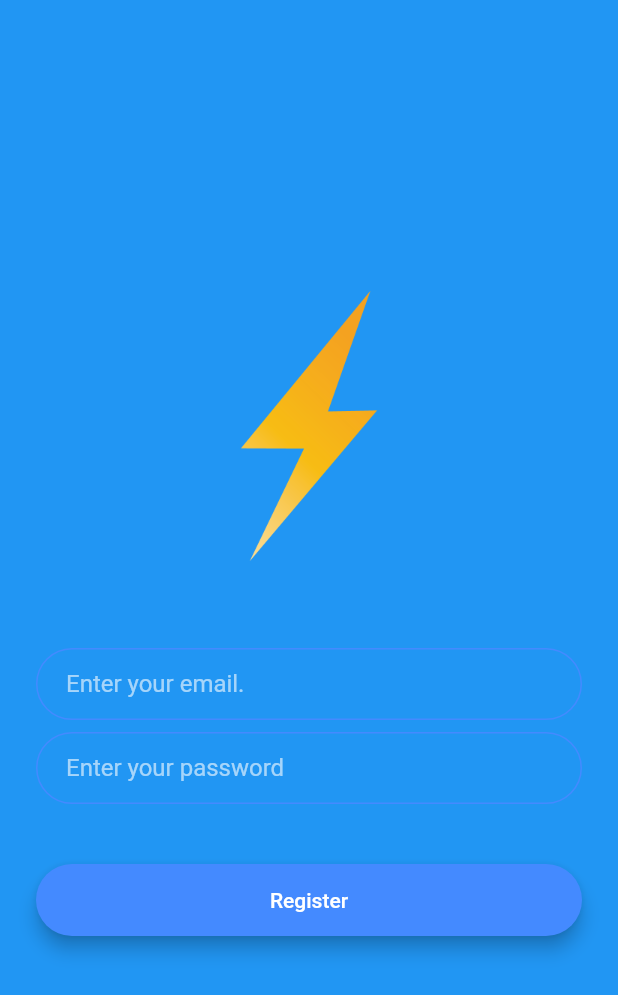
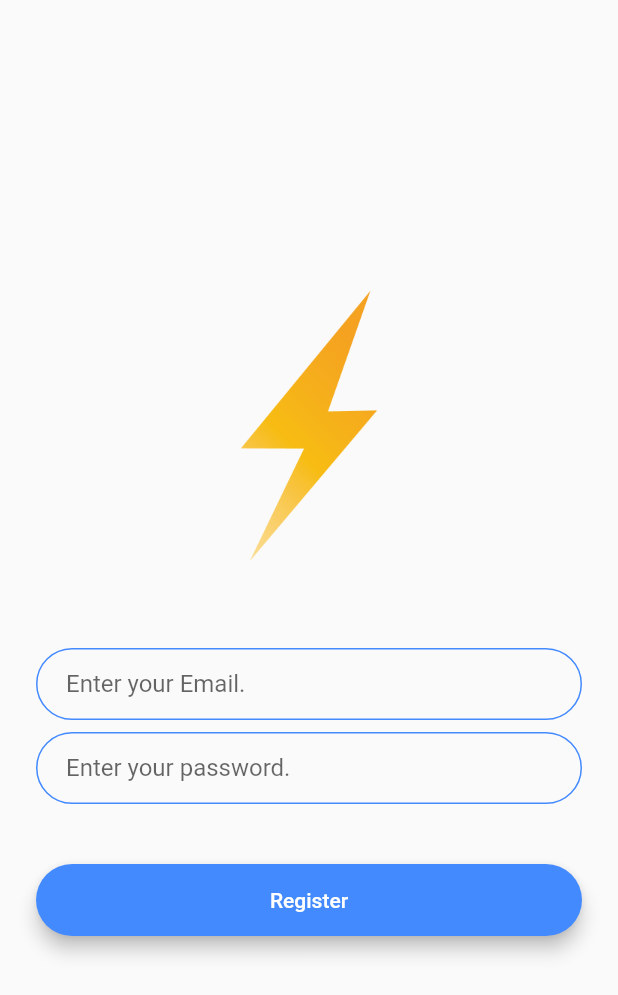
Before and after one commit to sklearn21/Flash-Chat, a Flutter app: the screen it shows after launch, after a tap on "Register", on a phone screen of 412 x 824 dp. Shown: the top 995 px of the screen. Run offline on Flutter 3.47's test engine with Material 2 defaults, Android fonts, the phone set to English and light mode, and no system bars; our stand-ins replace animated_text_kit.

Commit message:
Refactored to RoundedButton and input box decoration.

```diff
--- /dev/null
+++ b/lib/components/rounded_button.dart
@@ -0,0 +1,31 @@
+import 'package:flutter/material.dart';
+
+class RoundedButton extends StatelessWidget {
+  RoundedButton({this.colour, this.title, @required this.onPressed});
+  final Color colour;
+  final String title;
+  final Function onPressed;
+
+  @override
+  Widget build(BuildContext context) {
+    return Padding(
+      padding: EdgeInsets.symmetric(vertical: 16.0),
+      child: Material(
+        elevation: 5.0,
+        color: colour,
+        borderRadius: BorderRadius.circular(30.0),
+        child: MaterialButton(
+          onPressed: onPressed,
+          minWidth: 200.0,
+          height: 42.0,
+          child: Text(
+            title,
+            style: TextStyle(
+              color: Colors.white,
+            ),
+          ),
+        ),
+      ),
+    );
+  }
+}
--- a/lib/constants.dart
+++ b/lib/constants.dart
@@ -17,3 +17,19 @@ const kMessageContainerDecoration = BoxDecoration(
     top: BorderSide(color: Colors.lightBlueAccent, width: 2.0),
   ),
 );
+
+const kTextFieldDecoration = InputDecoration(
+  hintText: 'Enter a value',
+  contentPadding: EdgeInsets.symmetric(vertical: 10.0, horizontal: 20.0),
+  border: OutlineInputBorder(
+    borderRadius: BorderRadius.all(Radius.circular(32.0)),
+  ),
+  enabledBorder: OutlineInputBorder(
+    borderSide: BorderSide(color: Colors.blueAccent, width: 1.0),
+    borderRadius: BorderRadius.all(Radius.circular(32.0)),
+  ),
+  focusedBorder: OutlineInputBorder(
+    borderSide: BorderSide(color: Colors.blueAccent, width: 2.0),
+    borderRadius: BorderRadius.all(Radius.circular(32.0)),
+  ),
+);
--- a/lib/main.dart
+++ b/lib/main.dart
@@ -10,13 +10,6 @@ class FlashChat extends StatelessWidget {
   @override
   Widget build(BuildContext context) {
     return MaterialApp(
-      theme: ThemeData.dark().copyWith(
-        textTheme: TextTheme(
-          body1: TextStyle(
-            color: Colors.black54,
-          ),
-        ),
-      ),
       initialRoute: WelcomeScreen.id,
       routes: {
         WelcomeScreen.id: (context) => WelcomeScreen(),
--- a/lib/screens/login_screen.dart
+++ b/lib/screens/login_screen.dart
@@ -1,3 +1,5 @@
+import 'package:flash_chat/components/rounded_button.dart';
+import 'package:flash_chat/constants.dart';
 import 'package:flutter/material.dart';
 
 class LoginScreen extends StatefulWidget {
@@ -28,28 +30,11 @@ class _LoginScreenState extends State<LoginScreen> {
               height: 48.0,
             ),
             TextField(
-              onChanged: (value) {
-                //Do something with the user input.
-              },
-              decoration: InputDecoration(
-                hintText: 'Enter your email',
-                contentPadding:
-                    EdgeInsets.symmetric(vertical: 10.0, horizontal: 20.0),
-                border: OutlineInputBorder(
-                  borderRadius: BorderRadius.all(Radius.circular(32.0)),
-                ),
-                enabledBorder: OutlineInputBorder(
-                  borderSide:
-                      BorderSide(color: Colors.lightBlueAccent, width: 1.0),
-                  borderRadius: BorderRadius.all(Radius.circular(32.0)),
-                ),
-                focusedBorder: OutlineInputBorder(
-                  borderSide:
-                      BorderSide(color: Colors.lightBlueAccent, width: 2.0),
-                  borderRadius: BorderRadius.all(Radius.circular(32.0)),
-                ),
-              ),
-            ),
+                onChanged: (value) {
+                  //Do something with the user input.
+                },
+                decoration: kTextFieldDecoration.copyWith(
+                    hintText: 'Enter your Email.')),
             SizedBox(
               height: 8.0,
             ),
@@ -57,45 +42,16 @@ class _LoginScreenState extends State<LoginScreen> {
               onChanged: (value) {
                 //Do something with the user input.
               },
-              decoration: InputDecoration(
-                hintText: 'Enter your password.',
-                contentPadding:
-                    EdgeInsets.symmetric(vertical: 10.0, horizontal: 20.0),
-                border: OutlineInputBorder(
-                  borderRadius: BorderRadius.all(Radius.circular(32.0)),
-                ),
-                enabledBorder: OutlineInputBorder(
-                  borderSide:
-                      BorderSide(color: Colors.lightBlueAccent, width: 1.0),
-                  borderRadius: BorderRadius.all(Radius.circular(32.0)),
-                ),
-                focusedBorder: OutlineInputBorder(
-                  borderSide:
-                      BorderSide(color: Colors.lightBlueAccent, width: 2.0),
-                  borderRadius: BorderRadius.all(Radius.circular(32.0)),
-                ),
-              ),
+              decoration: kTextFieldDecoration.copyWith(
+                  hintText: 'Enter your password.'),
             ),
             SizedBox(
               height: 24.0,
             ),
-            Padding(
-              padding: EdgeInsets.symmetric(vertical: 16.0),
-              child: Material(
-                color: Colors.lightBlueAccent,
-                borderRadius: BorderRadius.all(Radius.circular(30.0)),
-                elevation: 5.0,
-                child: MaterialButton(
-                  onPressed: () {
-                    //Implement login functionality.
-                  },
-                  minWidth: 200.0,
-                  height: 42.0,
-                  child: Text(
-                    'Log In',
-                  ),
-                ),
-              ),
+            RoundedButton(
+              colour: Colors.lightBlueAccent,
+              title: 'Log In',
+              onPressed: () {},
             ),
           ],
         ),
--- a/lib/screens/registration_screen.dart
+++ b/lib/screens/registration_screen.dart
@@ -1,5 +1,7 @@
+import 'package:flash_chat/constants.dart';
 import 'package:flutter/cupertino.dart';
 import 'package:flutter/material.dart';
+import 'package:flash_chat/components/rounded_button.dart';
 
 class RegistrationScreen extends StatefulWidget {
   static const String id = 'registration_screen';
@@ -11,7 +13,6 @@ class _RegistrationScreenState extends State<RegistrationScreen> {
   @override
   Widget build(BuildContext context) {
     return Scaffold(
-      backgroundColor: Colors.blue,
       body: Padding(
         padding: EdgeInsets.symmetric(horizontal: 24.0),
         child: Column(
@@ -32,72 +33,25 @@ class _RegistrationScreenState extends State<RegistrationScreen> {
               onChanged: (value) {
                 //do something
               },
-              decoration: InputDecoration(
-                hintText: 'Enter your email.',
-                contentPadding:
-                    EdgeInsets.symmetric(vertical: 10.0, horizontal: 20.0),
-                border: OutlineInputBorder(
-                    borderRadius: BorderRadius.all(Radius.circular(32.0))),
-                enabledBorder: OutlineInputBorder(
-                  borderSide: BorderSide(
-                    color: Colors.blueAccent,
-                    width: 1.0,
-                  ),
-                  borderRadius: BorderRadius.all(Radius.circular(32.0)),
-                ),
-                focusedBorder: OutlineInputBorder(
-                  borderSide: BorderSide(color: Colors.blueAccent, width: 2.0),
-                  borderRadius: BorderRadius.all(
-                    Radius.circular(32.0),
-                  ),
-                ),
-              ),
+              decoration:
+                  kTextFieldDecoration.copyWith(hintText: 'Enter your Email.'),
             ),
             SizedBox(
               height: 8.0,
             ),
             TextField(
-              onChanged: (value) {
-                //Do something with the user input.
-              },
-              decoration: InputDecoration(
-                hintText: 'Enter your password',
-                contentPadding:
-                    EdgeInsets.symmetric(vertical: 10.0, horizontal: 20.0),
-                border: OutlineInputBorder(
-                  borderRadius: BorderRadius.all(Radius.circular(32.0)),
-                ),
-                enabledBorder: OutlineInputBorder(
-                  borderSide: BorderSide(color: Colors.blueAccent, width: 1.0),
-                  borderRadius: BorderRadius.all(Radius.circular(32.0)),
-                ),
-                focusedBorder: OutlineInputBorder(
-                  borderSide: BorderSide(color: Colors.blueAccent, width: 2.0),
-                  borderRadius: BorderRadius.all(Radius.circular(32.0)),
-                ),
-              ),
-            ),
+                onChanged: (value) {
+                  //Do something with the user input.
+                },
+                decoration: kTextFieldDecoration.copyWith(
+                    hintText: 'Enter your password.')),
             SizedBox(
               height: 24.0,
             ),
-            Padding(
-              padding: EdgeInsets.symmetric(vertical: 16.0),
-              child: Material(
-                color: Colors.blueAccent,
-                borderRadius: BorderRadius.all(Radius.circular(30.0)),
-                elevation: 5.0,
-                child: MaterialButton(
-                  onPressed: () {
-                    //Implement registration functionality.
-                  },
-                  minWidth: 200.0,
-                  height: 42.0,
-                  child: Text(
-                    'Register',
-                    style: TextStyle(color: Colors.white),
-                  ),
-                ),
-              ),
+            RoundedButton(
+              colour: Colors.blueAccent,
+              title: 'Register',
+              onPressed: () {},
             ),
           ],
         ),
--- a/lib/screens/welcome_screen.dart
+++ b/lib/screens/welcome_screen.dart
@@ -3,6 +3,7 @@ import 'package:flutter/material.dart';
 import 'package:flash_chat/screens/login_screen.dart';
 import 'package:flash_chat/screens/registration_screen.dart';
 import 'package:animated_text_kit/animated_text_kit.dart';
+import 'package:flash_chat/components/rounded_button.dart';
 
 class WelcomeScreen extends StatefulWidget {
   static const String id = 'welcome_screen';
@@ -17,7 +18,6 @@ class _WelcomeScreenState extends State<WelcomeScreen>
 
   @override
   void initState() {
-    // TODO: implement initState
     super.initState();
 
     controller = AnimationController(
@@ -29,7 +29,6 @@ class _WelcomeScreenState extends State<WelcomeScreen>
     controller.forward();
     controller.addListener(() {
       setState(() {});
-      print(animation.value);
     });
   }
 
@@ -55,13 +54,13 @@ class _WelcomeScreenState extends State<WelcomeScreen>
                   tag: 'logo',
                   child: Container(
                     child: Image.asset('images/logo.png'),
-                    height: 60.0,
+                    height: 55.0,
                   ),
                 ),
                 TypewriterAnimatedTextKit(
                   text: ['Flash Chat'],
                   textStyle: TextStyle(
-                    fontSize: 45.0,
+                    fontSize: 40.0,
                     fontWeight: FontWeight.w900,
                   ),
                 ),
@@ -70,41 +69,18 @@ class _WelcomeScreenState extends State<WelcomeScreen>
             SizedBox(
               height: 48.0,
             ),
-            Padding(
-              padding: EdgeInsets.symmetric(vertical: 16.0),
-              child: Material(
-                elevation: 5.0,
-                color: Colors.lightBlueAccent,
-                borderRadius: BorderRadius.circular(30.0),
-                child: MaterialButton(
-                  onPressed: () {
-                    Navigator.pushNamed(context, LoginScreen.id);
-                  },
-                  minWidth: 200.0,
-                  height: 42.0,
-                  child: Text(
-                    'Log In',
-                  ),
-                ),
-              ),
-            ),
-            Padding(
-              padding: EdgeInsets.symmetric(vertical: 16.0),
-              child: Material(
-                color: Colors.blueAccent,
-                borderRadius: BorderRadius.circular(30.0),
-                elevation: 5.0,
-                child: MaterialButton(
-                  onPressed: () {
-                    Navigator.pushNamed(context, RegistrationScreen.id);
-                  },
-                  minWidth: 200.0,
-                  height: 42.0,
-                  child: Text(
-                    'Register',
-                  ),
-                ),
-              ),
+            RoundedButton(
+                title: 'Login',
+                colour: Colors.lightBlueAccent,
+                onPressed: () {
+                  Navigator.pushNamed(context, LoginScreen.id);
+                }),
+            RoundedButton(
+              colour: Colors.blueAccent,
+              title: 'Register',
+              onPressed: () {
+                Navigator.pushNamed(context, RegistrationScreen.id);
+              },
             ),
           ],
         ),
```
